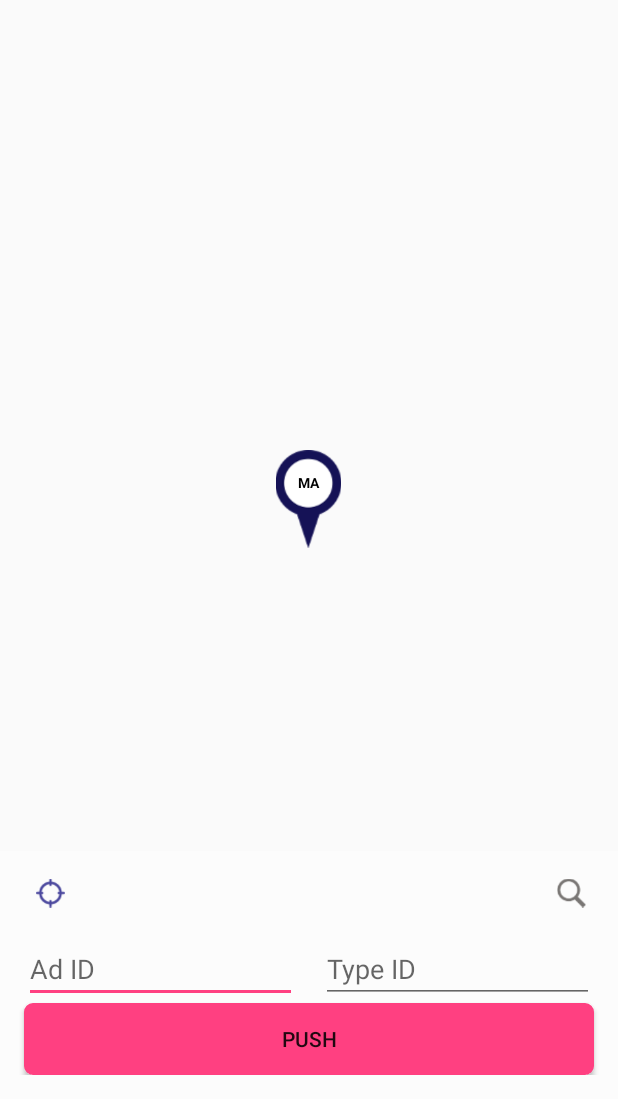
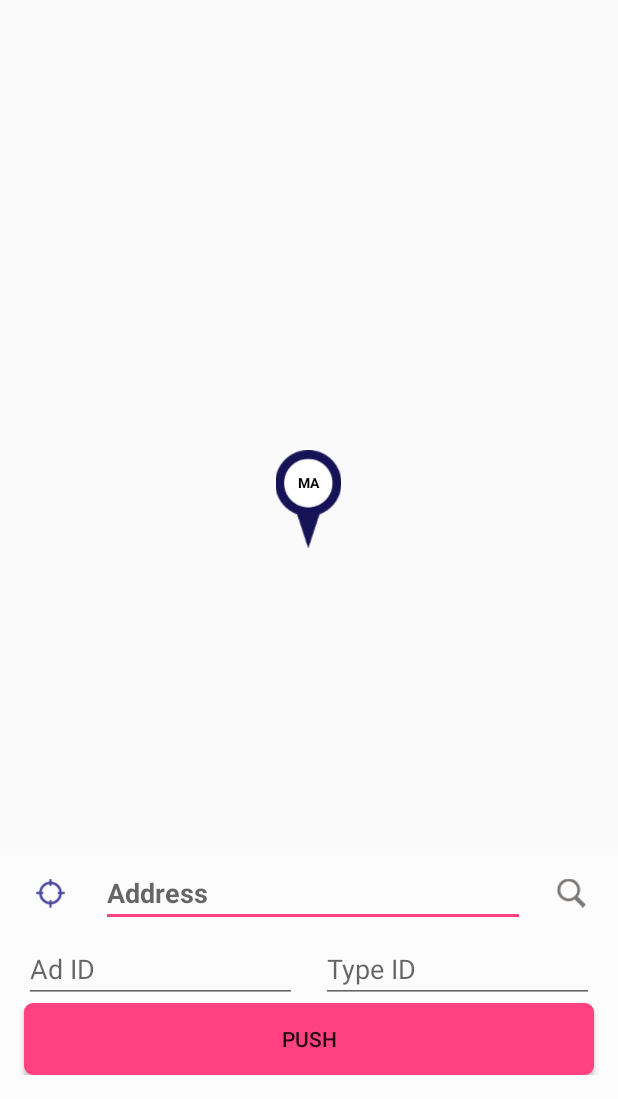
Before and after one commit to MostafaAnter/AmazingInsert, an Android app: the screen it shows after launch (MainActivity), on a phone screen of 412 x 824 dp, the part 137-1236 px from its top. Run offline under Robolectric (Android 15) with nearby library versions, the phone set to English and light mode, and no system bars; our stand-ins replace ButterKnife, EventBus.

```diff
--- a/app/src/main/res/layout/content_main.xml
+++ b/app/src/main/res/layout/content_main.xml
@@ -49,14 +49,15 @@
                 android:textStyle="bold" />
         </FrameLayout>
     </com.mostafa_anter.amazinginsert.util.CustomFrameLayout>
+
     <LinearLayout
         android:id="@+id/linearLayout1"
         android:layout_width="match_parent"
         android:layout_height="wrap_content"
         android:layout_alignParentBottom="true"
-        android:paddingBottom="@dimen/activity_vertical_margin"
         android:background="#80ffffff"
-        android:orientation="vertical">
+        android:orientation="vertical"
+        android:paddingBottom="@dimen/activity_vertical_margin">
 
         <LinearLayout
             android:id="@+id/search_button"
@@ -74,19 +75,19 @@
                 android:padding="8dp"
                 android:src="@drawable/location" />
 
-            <TextView
-                android:id="@+id/text5"
+            <EditText
+                android:id="@+id/editText0"
                 android:layout_width="0dp"
                 android:layout_height="wrap_content"
                 android:layout_marginLeft="@dimen/activity_vertical_margin"
                 android:layout_marginRight="@dimen/activity_vertical_margin"
-                android:textAlignment="viewStart"
                 android:layout_weight="1"
-                android:maxLines="2"
                 android:ellipsize="end"
-                android:text=""
-                android:textStyle="bold"
-                tools:ignore="RtlCompat" />
+                android:hint="Address"
+                android:inputType="number"
+                android:maxLines="1"
+                android:textStyle="bold" />
+
 
             <ImageView
                 android:layout_width="30dp"
@@ -108,8 +109,8 @@
             <EditText
                 android:id="@+id/editText1"
                 android:layout_width="0dp"
+                android:layout_height="wrap_content"
                 android:layout_weight="1"
-                android:layout_height="wrap_content"
                 android:hint="Ad ID"
                 android:inputType="number"
                 android:maxLines="1" />
@@ -122,20 +123,21 @@
             <EditText
                 android:id="@+id/editText2"
                 android:layout_width="0dp"
+                android:layout_height="wrap_content"
                 android:layout_weight="1"
-                android:layout_height="wrap_content"
                 android:hint="Type ID"
                 android:inputType="number"
                 android:maxLines="1" />
         </LinearLayout>
+
         <Button
             android:id="@+id/button1"
             android:layout_width="match_parent"
             android:layout_height="wrap_content"
+            android:layout_marginEnd="@dimen/activity_horizontal_margin"
+            android:layout_marginStart="@dimen/activity_horizontal_margin"
+            android:background="@drawable/border_shape_button"
             android:foreground="?selectableItemBackground"
-            android:layout_marginStart="@dimen/activity_horizontal_margin"
-            android:layout_marginEnd="@dimen/activity_horizontal_margin"
-            android:background="@drawable/border_shape_button"
             android:text="Push" />
 
     </LinearLayout>
```
Also changed, not shown: app/src/main/java/com/mostafa_anter/amazinginsert/activities/MainActivity.java (+123 -28 lines).
